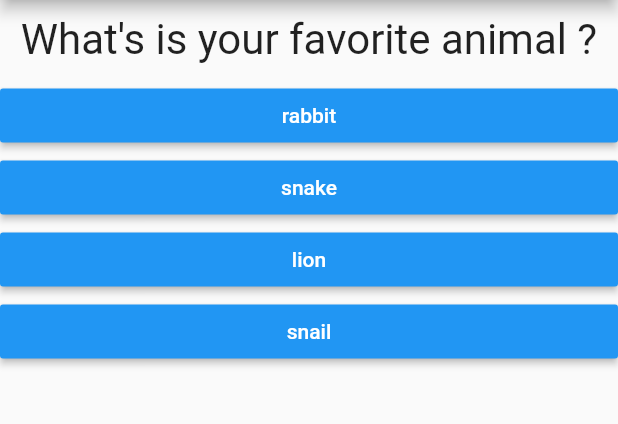
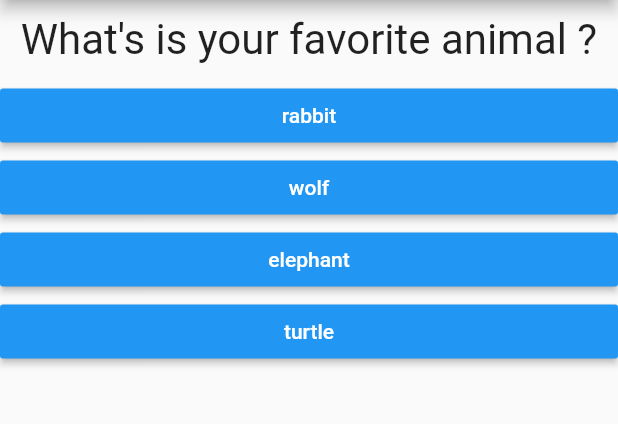
Before and after one commit to mirecta/flutter, a Flutter app: the screen it shows after launch, after a tap on "red", on a phone screen of 412 x 824 dp, the part 84-508 px from its top. Run offline on Flutter 3.47's test engine with Material 2 defaults, Android fonts, the phone set to English and light mode, and no system bars.

Commit message:
add new files

```diff
--- a/hello_world/lib/main.dart
+++ b/hello_world/lib/main.dart
@@ -1,6 +1,6 @@
 import 'package:flutter/material.dart';
-import './question.dart';
-import './answer.dart';
+import './quiz.dart';
+import './result.dart';
 
 void main() {
   runApp(MyApp());
@@ -15,49 +15,70 @@ class MyApp extends StatefulWidget {
 }
 
 class _MyAppState extends State<MyApp> {
+  final _questions = const [
+    {
+      'questionText': 'What\'s is your favorite color ?',
+      'answers': [
+        {'text': 'red', 'score': 10},
+        {'text': 'green', 'score': 5},
+        {'text': 'blue', 'score': 3},
+        {'text': 'black', 'score': 1}
+      ]
+    },
+    {
+      'questionText': 'What\'s is your favorite animal ?',
+      'answers': [
+        {'text': 'rabbit', 'score': 10},
+        {'text': 'wolf', 'score': 5},
+        {'text': 'elephant', 'score': 3},
+        {'text': 'turtle', 'score': 1}
+      ]
+    },
+    {
+      'questionText': 'What\'s is your favorite instructor?',
+      'answers': [
+        {'text': 'Mad', 'score': 10},
+        {'text': 'Max', 'score': 5},
+        {'text': 'Joe', 'score': 3},
+        {'text': 'Charlie', 'score': 1}
+      ]
+    },
+  ];
   var _questionIndex = 0;
+  var _totalscore = 0;
 
-  void _answerQuestion() {
+  void _resetQuiz(){
+    setState(() {
+      _questionIndex = 0;
+    });
+    _totalscore = 0;
+  }
+
+  void _answerQuestion(int score) {
+    _totalscore += score;
+    print(_totalscore);
     setState(() {
       _questionIndex += 1;
-      if (_questionIndex >= 3) {
-        _questionIndex = 0;
-      }
     });
     print(_questionIndex);
+    if (_questionIndex < _questions.length) {}
   }
 
   @override
   Widget build(BuildContext context) {
-    var questions = [
-      {
-        'questionText': 'What\'s is your favorite color ?',
-        'answers': ['red', 'green', 'blue', 'black']
-      },
-      {
-        'questionText': 'What\'s is your favorite animal ?',
-        'answers': ['rabbit', 'snake', 'lion', 'snail']
-      },
-      {
-        'questionText': 'What\'s is your favorite instructor?',
-        'answers': ['max', 'max', 'max', 'max']
-      },
-    ];
-
     // TODO: implement build
     return MaterialApp(
       home: Scaffold(
         appBar: AppBar(
           title: Text('Miro app'),
         ),
-        body: Column(
-          children: [
-            Question(questions[this._questionIndex]['questionText']),
-            ...(questions[this._questionIndex]['answers'] as List<String>).map((a) {
-              return Answer(_answerQuestion,a);
-            }).toList(),
-          ],
-        ),
+        body: (_questionIndex < _questions.length)
+            ? Quiz(
+                questions: _questions,
+                questionIndex: _questionIndex,
+                answerQuestion: this._answerQuestion,
+              )
+            : Result(_totalscore,_resetQuiz),
       ),
     );
   }
--- /dev/null
+++ b/hello_world/lib/quiz.dart
@@ -0,0 +1,21 @@
+import 'package:flutter/material.dart';
+import './question.dart';
+import './answer.dart';
+
+class Quiz extends StatelessWidget {
+  final List<Map<String,Object>> questions;
+  final int questionIndex;
+  final Function answerQuestion;
+  Quiz({this.questions, this.questionIndex, this.answerQuestion});
+  @override
+  Widget build(BuildContext context) {
+    return Column(
+          children: [
+            Question(questions[this.questionIndex]['questionText']),
+            ...(questions[this.questionIndex]['answers'] as List<Map<String,Object>>).map((a) {
+              return Answer(() => answerQuestion(a['score']),a['text']);
+            }).toList(),
+          ],
+        );
+  }
+}
```
Also changed, not shown: hello_world/lib/result.dart (added, +40 -0 lines).
